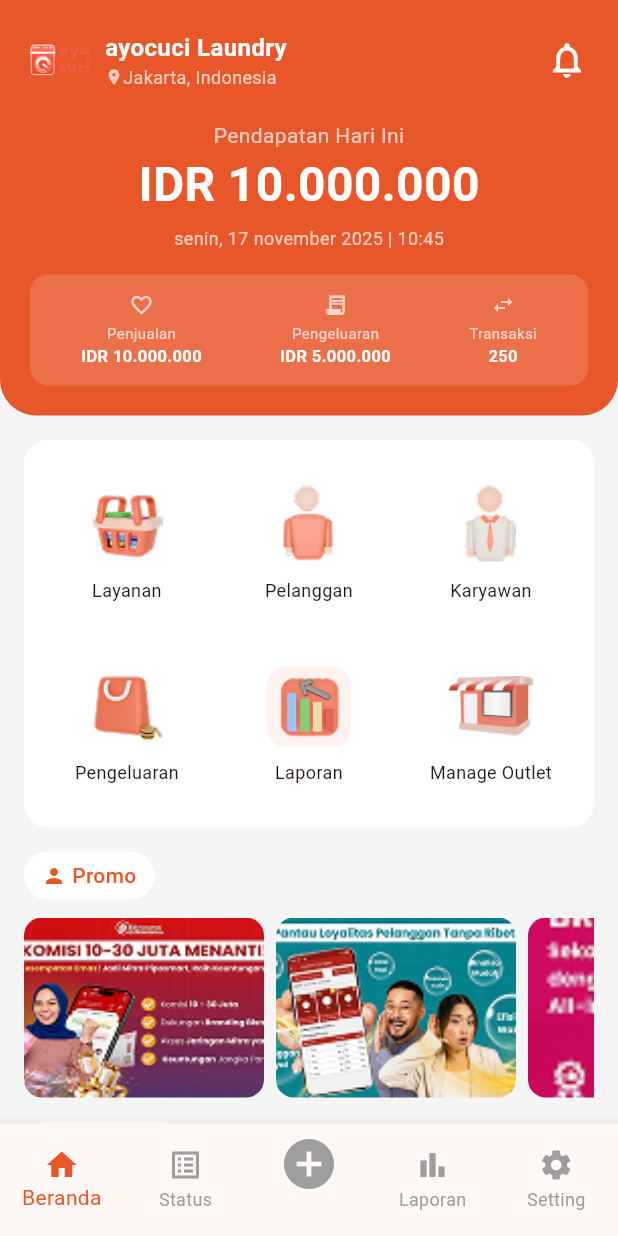
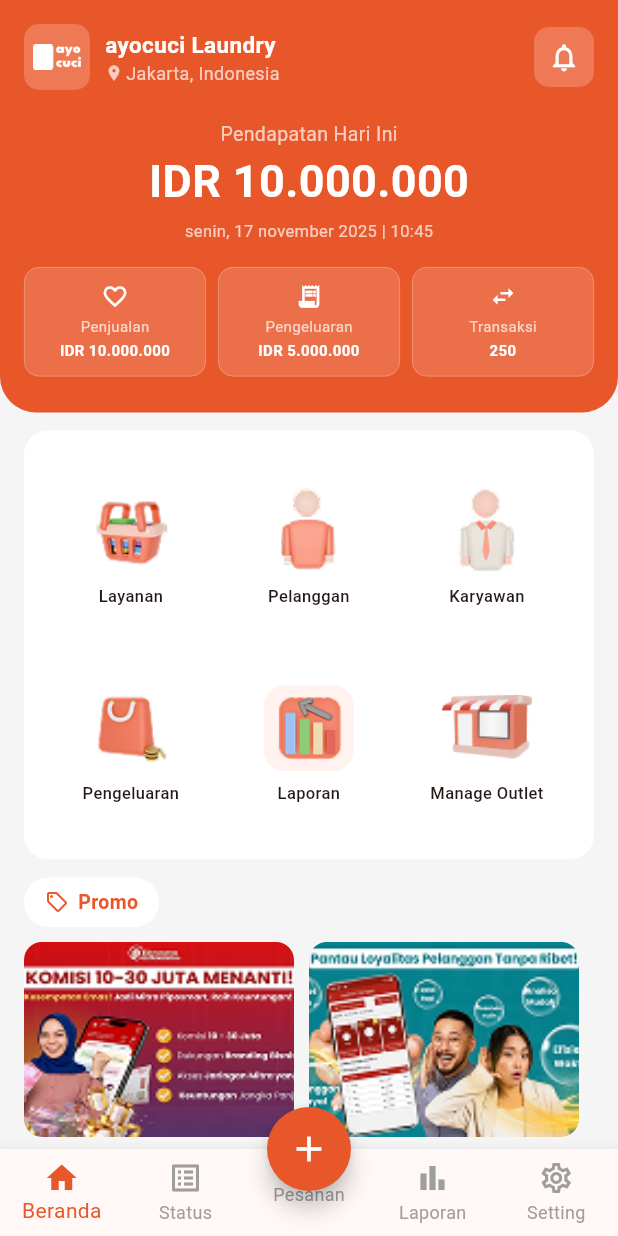
Before and after one commit to satt12/ayocuci-app, a Flutter app: the DashboardScreen screen opened directly, on a phone screen of 412 x 824 dp. Run offline on Flutter 3.47's test engine with Material 3 defaults, Android fonts, the phone set to English and light mode, and no system bars; our stand-ins replace dio, shared_preferences; accounts and stored records are empty.

Commit message:
refactor: clean up unused code and fix consistency

```diff
--- a/mobile/lib/screens/dashboard/dashboard_screen.dart
+++ b/mobile/lib/screens/dashboard/dashboard_screen.dart
@@ -1,5 +1,6 @@
 import 'package:flutter/material.dart';
 import '../../utils/constants.dart';
+import '../setting_screen.dart';
 
 class DashboardScreen extends StatelessWidget {
   const DashboardScreen({super.key});
@@ -12,10 +13,9 @@
         child: SingleChildScrollView(
           child: Column(
             children: [
-              // Header orange
               Container(
                 width: double.infinity,
-                padding: const EdgeInsets.all(20),
+                padding: const EdgeInsets.fromLTRB(16, 16, 16, 24),
                 decoration: const BoxDecoration(
                   color: Color(0xFFE8572A),
                   borderRadius: BorderRadius.only(
@@ -31,10 +31,18 @@
                       children: [
                         Row(
                           children: [
-                            Image.asset(
+                            Container(
+                              width: 44,
+                              height: 44,
+                              decoration: BoxDecoration(
+                                color: Colors.white.withValues(alpha: 0.2),
+                                borderRadius: BorderRadius.circular(10),
+                              ),
+                              padding: const EdgeInsets.all(6),
+                              child: Image.asset(
                                 'assets/images/Logo_2.png',
-                              width: 40,
-                              height: 40,
+                                color: Colors.white,
+                              ),
                             ),
                             const SizedBox(width: 10),
                             const Column(
@@ -45,12 +53,13 @@
                                   style: TextStyle(
                                     color: Colors.white,
                                     fontWeight: FontWeight.bold,
-                                    fontSize: 16,
+                                    fontSize: 15,
                                   ),
                                 ),
                                 Row(
                                   children: [
                                     Icon(Icons.location_on, color: Colors.white70, size: 12),
+                                    SizedBox(width: 2),
                                     Text(
                                       'Jakarta, Indonesia',
                                       style: TextStyle(color: Colors.white70, fontSize: 12),
@@ -61,14 +70,26 @@
                             ),
                           ],
                         ),
-                        const Icon(Icons.notifications_outlined, color: Colors.white, size: 28),
+                        Container(
+                          width: 40,
+                          height: 40,
+                          decoration: BoxDecoration(
+                            color: Colors.white.withValues(alpha: 0.2),
+                            borderRadius: BorderRadius.circular(10),
+                          ),
+                          child: const Icon(
+                            Icons.notifications_outlined,
+                            color: Colors.white,
+                            size: 22,
+                          ),
+                        ),
                       ],
                     ),
                     const SizedBox(height: 20),
                     const Center(
                       child: Text(
                         'Pendapatan Hari Ini',
-                        style: TextStyle(color: Colors.white70, fontSize: 14),
+                        style: TextStyle(color: Colors.white70, fontSize: 13),
                       ),
                     ),
                     const Center(
@@ -76,7 +97,7 @@
                         'IDR 10.000.000',
                         style: TextStyle(
                           color: Colors.white,
-                          fontSize: 32,
+                          fontSize: 30,
                           fontWeight: FontWeight.bold,
                         ),
                       ),
@@ -85,31 +106,23 @@
                     const Center(
                       child: Text(
                         'senin, 17 november 2025 | 10:45',
-                        style: TextStyle(color: Colors.white70, fontSize: 12),
+                        style: TextStyle(color: Colors.white70, fontSize: 11),
                       ),
                     ),
                     const SizedBox(height: 16),
-                    // Stats row
-                    Container(
-                      padding: const EdgeInsets.symmetric(vertical: 12, horizontal: 8),
-                      decoration: BoxDecoration(
-                        color: Colors.white.withOpacity(0.15),
-                        borderRadius: BorderRadius.circular(12),
-                      ),
-                      child: const Row(
-                        mainAxisAlignment: MainAxisAlignment.spaceAround,
+                    Row(
                       children: [
-                          _StatItem(label: 'Penjualan', value: 'IDR 10.000.000', icon: Icons.favorite_border),
-                          _StatItem(label: 'Pengeluaran', value: 'IDR 5.000.000', icon: Icons.receipt_long),
-                          _StatItem(label: 'Transaksi', value: '250', icon: Icons.swap_horiz),
+                        Expanded(child: _StatCard(label: 'Penjualan', value: 'IDR 10.000.000', icon: Icons.favorite_border)),
+                        const SizedBox(width: 8),
+                        Expanded(child: _StatCard(label: 'Pengeluaran', value: 'IDR 5.000.000', icon: Icons.receipt_long)),
+                        const SizedBox(width: 8),
+                        Expanded(child: _StatCard(label: 'Transaksi', value: '250', icon: Icons.swap_horiz)),
                       ],
-                      ),
                     ),
                   ],
                 ),
               ),
-              const SizedBox(height: 16),
-              // Menu grid
+              const SizedBox(height: 12),
               Container(
                 margin: const EdgeInsets.symmetric(horizontal: 16),
                 padding: const EdgeInsets.all(16),
@@ -121,8 +134,9 @@
                   crossAxisCount: 3,
                   shrinkWrap: true,
                   physics: const NeverScrollableScrollPhysics(),
-                  mainAxisSpacing: 16,
-                  crossAxisSpacing: 16,
+                  mainAxisSpacing: 8,
+                  crossAxisSpacing: 8,
+                  childAspectRatio: 0.9,
                   children: const [
                     _MenuItem(label: 'Layanan', icon: 'assets/icons/Icon_layanan.png'),
                     _MenuItem(label: 'Pelanggan', icon: 'assets/icons/Icon_pelanggan.png'),
@@ -133,73 +147,48 @@
                   ],
                 ),
               ),
-              const SizedBox(height: 16),
-              // Promo section
+              const SizedBox(height: 12),
               Padding(
                 padding: const EdgeInsets.symmetric(horizontal: 16),
                 child: Column(
                   crossAxisAlignment: CrossAxisAlignment.start,
                   children: [
-                    Container(
-                      padding: const EdgeInsets.symmetric(horizontal: 12, vertical: 6),
-                      decoration: BoxDecoration(
-                        color: Colors.white,
-                        borderRadius: BorderRadius.circular(20),
-                      ),
-                      child: Row(
-                        mainAxisSize: MainAxisSize.min,
+                    _SectionLabel(icon: Icons.local_offer_outlined, title: 'Promo'),
+                    const SizedBox(height: 10),
+                    SizedBox(
+                      height: 130,
+                      child: ListView(
+                        scrollDirection: Axis.horizontal,
                         children: [
-                          Icon(Icons.person, color: AppColors.primaryColor, size: 16),
-                          const SizedBox(width: 4),
-                          Text('Promo', style: TextStyle(color: AppColors.primaryColor, fontWeight: FontWeight.w500)),
+                          _PromoCard(image: 'assets/images/Promo_oNE.png'),
+                          const SizedBox(width: 10),
+                          _PromoCard(image: 'assets/images/Promo_tWO.png'),
+                          const SizedBox(width: 10),
+                          _PromoCard(image: 'assets/images/Promo_three.png'),
+                          const SizedBox(width: 10),
+                          _PromoCard(image: 'assets/images/Promo_oNE.png'),
                         ],
                       ),
                     ),
                     const SizedBox(height: 12),
+                    _SectionLabel(icon: Icons.info_outline, title: 'Informasi'),
+                    const SizedBox(height: 10),
                     SizedBox(
-                      height: 120,
+                      height: 130,
                       child: ListView(
                         scrollDirection: Axis.horizontal,
                         children: [
+                          _PromoCard(image: 'assets/images/Promo_tWO.png'),
+                          const SizedBox(width: 10),
+                          _PromoCard(image: 'assets/images/Promo_three.png'),
+                          const SizedBox(width: 10),
                           _PromoCard(image: 'assets/images/Promo_oNE.png'),
-                          const SizedBox(width: 8),
+                          const SizedBox(width: 10),
                           _PromoCard(image: 'assets/images/Promo_tWO.png'),
-                          const SizedBox(width: 8),
-                          _PromoCard(image: 'assets/images/Promo_three.png'),
                         ],
                       ),
                     ),
-                    const SizedBox(height: 16),
-                    Container(
-                      padding: const EdgeInsets.symmetric(horizontal: 12, vertical: 6),
-                      decoration: BoxDecoration(
-                        color: Colors.white,
-                        borderRadius: BorderRadius.circular(20),
-                      ),
-                      child: Row(
-                        mainAxisSize: MainAxisSize.min,
-                        children: [
-                          Icon(Icons.person, color: AppColors.primaryColor, size: 16),
-                          const SizedBox(width: 4),
-                          Text('Informasi', style: TextStyle(color: AppColors.primaryColor, fontWeight: FontWeight.w500)),
-                        ],
-                      ),
-                    ),
-                    const SizedBox(height: 12),
-                    SizedBox(
-                      height: 120,
-                      child: ListView(
-                        scrollDirection: Axis.horizontal,
-                        children: [
-                          _PromoCard(image: 'assets/images/Promo_oNE.png'),
-                          const SizedBox(width: 8),
-                          _PromoCard(image: 'assets/images/Promo_tWO.png'),
-                          const SizedBox(width: 8),
-                          _PromoCard(image: 'assets/images/Promo_three.png'),
-                        ],
-                      ),
-                    ),
-                    const SizedBox(height: 80),
+                    const SizedBox(height: 90),
                   ],
                 ),
               ),
@@ -212,34 +201,86 @@
         selectedItemColor: AppColors.primaryColor,
         unselectedItemColor: Colors.grey,
         currentIndex: 0,
+        showSelectedLabels: true,
+        showUnselectedLabels: true,
+        onTap: (index) {
+          if (index == 4) {
+            Navigator.push(
+              context,
+              MaterialPageRoute(builder: (_) => const SettingScreen()),
+            );
+          }
+        },
         items: const [
-          BottomNavigationBarItem(icon: Icon(Icons.home), label: 'Beranda'),
-          BottomNavigationBarItem(icon: Icon(Icons.list_alt), label: 'Status'),
-          BottomNavigationBarItem(icon: Icon(Icons.add_circle, size: 40), label: ''),
-          BottomNavigationBarItem(icon: Icon(Icons.bar_chart), label: 'Laporan'),
-          BottomNavigationBarItem(icon: Icon(Icons.settings), label: 'Setting'),
+          BottomNavigationBarItem(icon: Icon(Icons.home_outlined), activeIcon: Icon(Icons.home), label: 'Beranda'),
+          BottomNavigationBarItem(icon: Icon(Icons.list_alt_outlined), activeIcon: Icon(Icons.list_alt), label: 'Status'),
+          BottomNavigationBarItem(icon: Icon(Icons.add_circle, size: 0), label: 'Pesanan'),
+          BottomNavigationBarItem(icon: Icon(Icons.bar_chart_outlined), activeIcon: Icon(Icons.bar_chart), label: 'Laporan'),
+          BottomNavigationBarItem(icon: Icon(Icons.settings_outlined), activeIcon: Icon(Icons.settings), label: 'Setting'),
+        ],
+      ),
+      floatingActionButton: FloatingActionButton(
+        onPressed: () {},
+        backgroundColor: AppColors.primaryColor,
+        shape: const CircleBorder(),
+        child: const Icon(Icons.add, color: Colors.white, size: 28),
+      ),
+      floatingActionButtonLocation: FloatingActionButtonLocation.centerDocked,
+    );
+  }
+}
+
+class _SectionLabel extends StatelessWidget {
+  final IconData icon;
+  final String title;
+
+  const _SectionLabel({required this.icon, required this.title});
+
+  @override
+  Widget build(BuildContext context) {
+    return Container(
+      padding: const EdgeInsets.symmetric(horizontal: 14, vertical: 7),
+      decoration: BoxDecoration(
+        color: Colors.white,
+        borderRadius: BorderRadius.circular(20),
+      ),
+      child: Row(
+        mainAxisSize: MainAxisSize.min,
+        children: [
+          Icon(icon, color: AppColors.primaryColor, size: 16),
+          const SizedBox(width: 6),
+          Text(title, style: TextStyle(color: AppColors.primaryColor, fontWeight: FontWeight.w600, fontSize: 13)),
         ],
       ),
     );
   }
 }
 
-class _StatItem extends StatelessWidget {
+class _StatCard extends StatelessWidget {
   final String label;
   final String value;
   final IconData icon;
 
-  const _StatItem({required this.label, required this.value, required this.icon});
+  const _StatCard({required this.label, required this.value, required this.icon});
 
   @override
   Widget build(BuildContext context) {
-    return Column(
+    return Container(
+      padding: const EdgeInsets.symmetric(vertical: 10, horizontal: 8),
+      decoration: BoxDecoration(
+        color: Colors.white.withValues(alpha: 0.15),
+        borderRadius: BorderRadius.circular(10),
+        border: Border.all(color: Colors.white.withValues(alpha: 0.3), width: 0.5),
+      ),
+      child: Column(
         children: [
-        Icon(icon, color: Colors.white70, size: 16),
+          Icon(icon, color: Colors.white, size: 18),
           const SizedBox(height: 4),
           Text(label, style: const TextStyle(color: Colors.white70, fontSize: 10)),
-        Text(value, style: const TextStyle(color: Colors.white, fontSize: 11, fontWeight: FontWeight.bold)),
+          const SizedBox(height: 2),
+          Text(value, style: const TextStyle(color: Colors.white, fontSize: 10, fontWeight: FontWeight.bold), textAlign: TextAlign.center),
         ],
+      ),
     );
   }
 }
@@ -252,13 +293,16 @@
 
   @override
   Widget build(BuildContext context) {
-    return Column(
+    return GestureDetector(
+      onTap: () {},
+      child: Column(
         mainAxisAlignment: MainAxisAlignment.center,
         children: [
-        Image.asset(icon, width: 56, height: 56),
-        const SizedBox(height: 8),
-        Text(label, style: const TextStyle(fontSize: 12), textAlign: TextAlign.center),
+          Image.asset(icon, width: 60, height: 60),
+          const SizedBox(height: 6),
+          Text(label, style: const TextStyle(fontSize: 11, fontWeight: FontWeight.w500), textAlign: TextAlign.center),
         ],
+      ),
     );
   }
 }
@@ -272,12 +316,7 @@
   Widget build(BuildContext context) {
     return ClipRRect(
       borderRadius: BorderRadius.circular(12),
-      child: Image.asset(
-        image,
-        width: 160,
-        height: 120,
-        fit: BoxFit.cover,
-      ),
+      child: Image.asset(image, width: 180, height: 130, fit: BoxFit.cover),
     );
   }
 }
--- /dev/null
+++ b/mobile/lib/screens/setting_screen.dart
@@ -0,0 +1,53 @@
+import 'package:flutter/material.dart';
+import 'package:shared_preferences/shared_preferences.dart';
+import '../utils/constants.dart';
+import 'onboarding_screen.dart';
+
+class SettingScreen extends StatelessWidget {
+  const SettingScreen({super.key});
+
+  Future<void> _logout(BuildContext context) async {
+    final prefs = await SharedPreferences.getInstance();
+    await prefs.remove('token');
+    if (context.mounted) {
+      Navigator.pushReplacement(
+        context,
+        MaterialPageRoute(builder: (_) => const OnboardingScreen()),
+      );
+    }
+  }
+
+  @override
+  Widget build(BuildContext context) {
+    return Scaffold(
+      backgroundColor: const Color(0xFFF5F5F5),
+      appBar: AppBar(
+        backgroundColor: AppColors.primaryColor,
+        title: const Text('Setting', style: TextStyle(color: Colors.white)),
+        iconTheme: const IconThemeData(color: Colors.white),
+        elevation: 0,
+      ),
+      body: Padding(
+        padding: const EdgeInsets.all(16),
+        child: SizedBox(
+          width: double.infinity,
+          height: 52,
+          child: ElevatedButton.icon(
+            onPressed: () => _logout(context),
+            icon: const Icon(Icons.logout, color: Colors.white),
+            label: const Text(
+              'Logout',
+              style: TextStyle(color: Colors.white, fontSize: 16),
+            ),
+            style: ElevatedButton.styleFrom(
+              backgroundColor: AppColors.primaryColor,
+              shape: RoundedRectangleBorder(
+                borderRadius: BorderRadius.circular(12),
+              ),
+            ),
+          ),
+        ),
+      ),
+    );
+  }
+}
--- a/mobile/lib/screens/splash_screen.dart
+++ b/mobile/lib/screens/splash_screen.dart
@@ -42,17 +42,7 @@
         child: Column(
           mainAxisAlignment: MainAxisAlignment.center,
           children: [
-            Image.asset('assets/images/Logo.png', width: 150, height: 150),
-            const SizedBox(height: 16),
-            const Text(
-              'ayo cuci',
-              style: TextStyle(
-                color: Colors.white,
-                fontSize: 32,
-                fontWeight: FontWeight.bold,
-                letterSpacing: 2,
-              ),
-            ),
+            Image.asset('assets/images/Logo_2.png', width: 150, height: 150),
             const SizedBox(height: 8),
             const Text(
               'Aplikasi Laundry Digital Indonesia',
--- a/mobile/lib/utils/constants.dart
+++ b/mobile/lib/utils/constants.dart
@@ -2,13 +2,9 @@
 
 class AppColors {
   static const primaryColor = Color(0xFFE8572A);
-  static const backgroundColor = Color(0xFFFFFFFF);
-  static const textPrimary = Color(0xFF333333);
-  static const textSecondary = Color(0xFF888888);
   static const inputBackground = Color(0xFFF5F5F5);
 }
 
 class AppConstants {
-  static const baseUrl = 'http://192.168.100.47:8080'; // untuk Android emulator
-  // static const baseUrl = 'http://localhost:8080'; // untuk web/desktop
+  static const baseUrl = 'http://192.168.100.47:8080';
 }
```
Also changed, not shown: 2 other files. Lines whose indentation alone changed are shown as unchanged.
